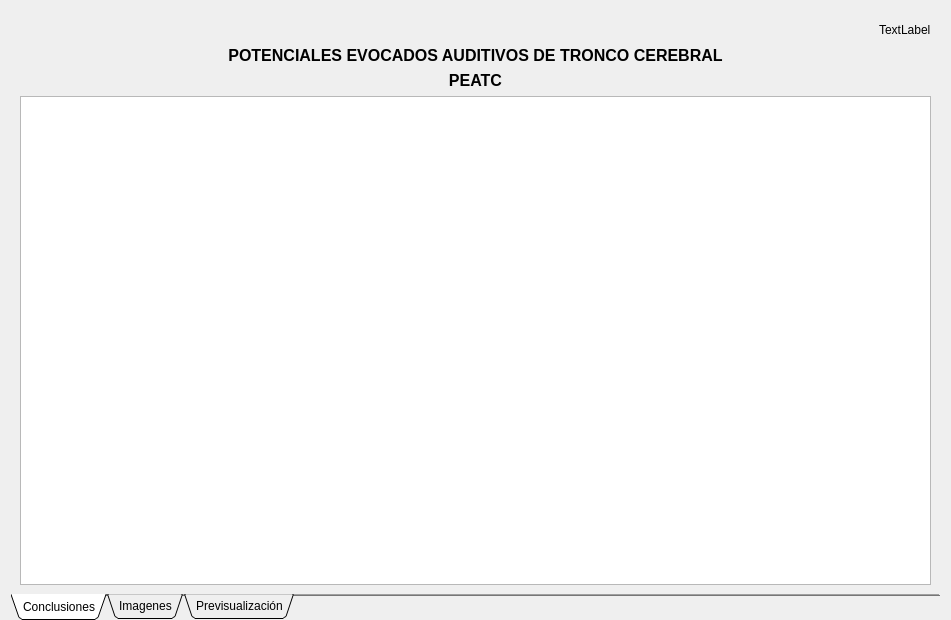
Debaq/simPEATC, file src/main/python/UI/AbrReport.ui: the form before one commit.
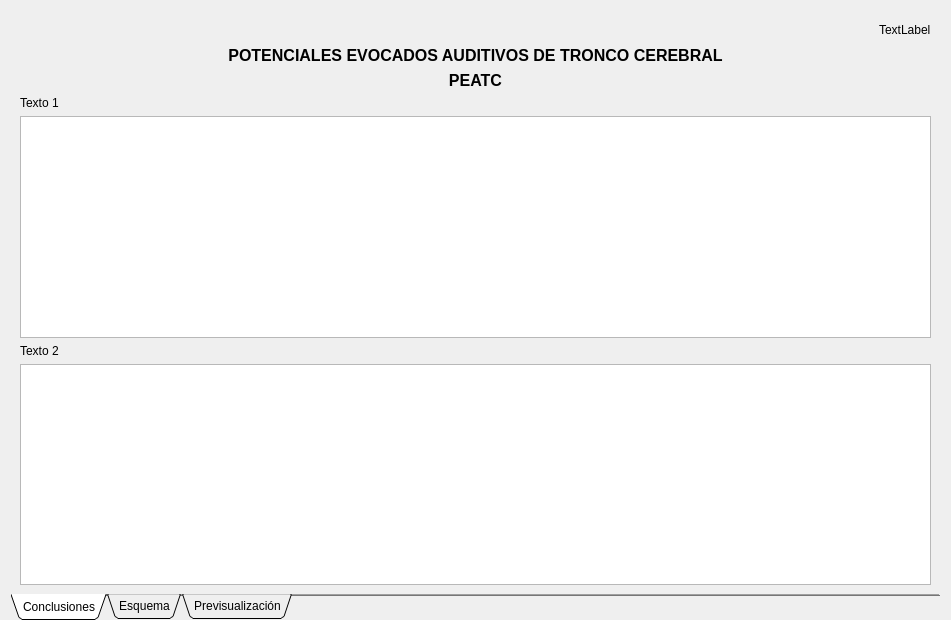
The form after the commit.

```diff
--- a/src/main/python/UI/AbrReport.ui
+++ b/src/main/python/UI/AbrReport.ui
@@ -19,6 +19,9 @@
    </property>
    <item row="0" column="0">
     <widget class="QTabWidget" name="tabWidget">
+     <property name="enabled">
+      <bool>true</bool>
+     </property>
      <property name="tabPosition">
       <enum>QTabWidget::South</enum>
      </property>
@@ -93,13 +96,52 @@
         </widget>
        </item>
        <item>
-        <widget class="QTextEdit" name="text_edit"/>
+        <widget class="QLabel" name="label_3">
+         <property name="text">
+          <string>Texto 1</string>
+         </property>
+        </widget>
+       </item>
+       <item>
+        <widget class="QTextEdit" name="text_edit_1">
+         <property name="html">
+          <string>&lt;!DOCTYPE HTML PUBLIC &quot;-//W3C//DTD HTML 4.0//EN&quot; &quot;http://www.w3.org/TR/REC-html40/strict.dtd&quot;&gt;
+&lt;html&gt;&lt;head&gt;&lt;meta name=&quot;qrichtext&quot; content=&quot;1&quot; /&gt;&lt;meta charset=&quot;utf-8&quot; /&gt;&lt;style type=&quot;text/css&quot;&gt;
+p, li { white-space: pre-wrap; }
+hr { height: 1px; border-width: 0; }
+li.unchecked::marker { content: &quot;\2610&quot;; }
+li.checked::marker { content: &quot;\2612&quot;; }
+&lt;/style&gt;&lt;/head&gt;&lt;body style=&quot; font-family:'Sans Serif'; font-size:9pt; font-weight:400; font-style:normal;&quot;&gt;
+&lt;p style=&quot;-qt-paragraph-type:empty; margin-top:0px; margin-bottom:0px; margin-left:0px; margin-right:0px; -qt-block-indent:0; text-indent:0px;&quot;&gt;&lt;br /&gt;&lt;/p&gt;&lt;/body&gt;&lt;/html&gt;</string>
+         </property>
+        </widget>
+       </item>
+       <item>
+        <widget class="QLabel" name="label_4">
+         <property name="text">
+          <string>Texto 2</string>
+         </property>
+        </widget>
+       </item>
+       <item>
+        <widget class="QTextEdit" name="text_edit_2">
+         <property name="html">
+          <string>&lt;!DOCTYPE HTML PUBLIC &quot;-//W3C//DTD HTML 4.0//EN&quot; &quot;http://www.w3.org/TR/REC-html40/strict.dtd&quot;&gt;
+&lt;html&gt;&lt;head&gt;&lt;meta name=&quot;qrichtext&quot; content=&quot;1&quot; /&gt;&lt;meta charset=&quot;utf-8&quot; /&gt;&lt;style type=&quot;text/css&quot;&gt;
+p, li { white-space: pre-wrap; }
+hr { height: 1px; border-width: 0; }
+li.unchecked::marker { content: &quot;\2610&quot;; }
+li.checked::marker { content: &quot;\2612&quot;; }
+&lt;/style&gt;&lt;/head&gt;&lt;body style=&quot; font-family:'Sans Serif'; font-size:9pt; font-weight:400; font-style:normal;&quot;&gt;
+&lt;p style=&quot;-qt-paragraph-type:empty; margin-top:0px; margin-bottom:0px; margin-left:0px; margin-right:0px; -qt-block-indent:0; text-indent:0px;&quot;&gt;&lt;br /&gt;&lt;/p&gt;&lt;/body&gt;&lt;/html&gt;</string>
+         </property>
+        </widget>
        </item>
       </layout>
      </widget>
      <widget class="QWidget" name="tab_2">
       <attribute name="title">
-       <string>Imagenes</string>
+       <string>Esquema</string>
       </attribute>
      </widget>
      <widget class="QWidget" name="tab_3">
```
Left out of the diff: 20 changed lines with no effect on the pictures.
